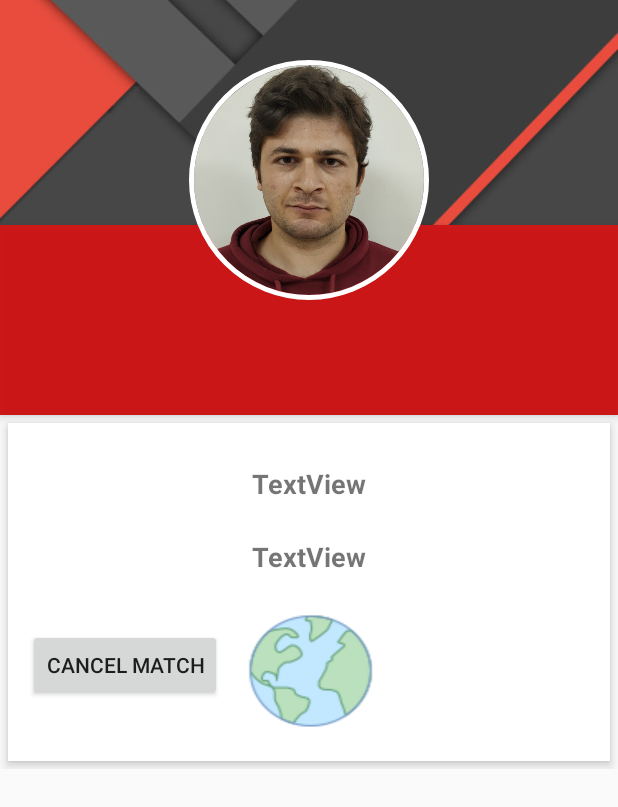
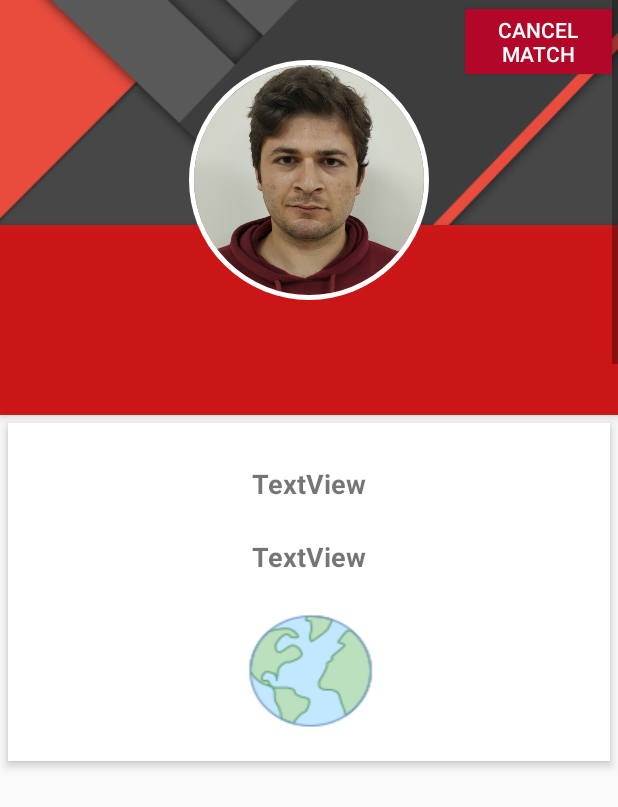
Before and after one commit to aocet/carbudsAnd, an Android app: the layout activity_info_match.xml on its own in the app's theme, with its tools: preview values and no code run, on a phone screen of 412 x 824 dp. Shown: the top 807 px of the screen. Run offline under Robolectric (Android 15) with nearby library versions, the phone set to English and light mode, and no system bars.

Commit message:
buttons fixed for no matches and cancel match

```diff
--- a/app/src/main/java/com/ali/cs491/carbuds/Source/MapDialogFragment.java
+++ b/app/src/main/java/com/ali/cs491/carbuds/Source/MapDialogFragment.java
@@ -117,7 +117,7 @@ public class MapDialogFragment extends DialogFragment
 
         int width = getActivity().getResources().getDisplayMetrics().widthPixels;
         int height = getResources().getDisplayMetrics().heightPixels;
-        int padding = (int) (width * 0.25); // offset from edges of the map 10% of screen
+        int padding = (int) (1500 * 0.25); // offset from edges of the map 10% of screen
 
         CameraUpdate cu = CameraUpdateFactory.newLatLngBounds(bounds, 1050, 1500, padding);
         mMap.moveCamera(cu);
--- a/app/src/main/res/layout/activity_info_match.xml
+++ b/app/src/main/res/layout/activity_info_match.xml
@@ -9,7 +9,7 @@
 
     <RelativeLayout
         android:layout_width="match_parent"
-        android:layout_height="match_parent"
+        android:layout_height="wrap_content"
         android:id="@+id/layout">
 
         <ProgressBar
@@ -47,6 +47,15 @@
             android:src="@drawable/green"
             app:civ_border_color="#FFFFFFFF"
             app:civ_border_width="3dp" />
+
+        <Button style="@style/Widget.AppCompat.Button.Colored"
+            android:id="@+id/cancelMatch"
+            android:layout_width="wrap_content"
+            android:layout_height="wrap_content"
+            android:layout_marginBottom="2744dp"
+            android:text="Cancel Match"
+            android:layout_toRightOf="@+id/profilePicture"
+            tools:layout_editor_absoluteX="231dp" />
 
         <RelativeLayout
             android:id="@+id/profile_layout"
@@ -122,15 +131,6 @@
                 app:layout_constraintStart_toStartOf="parent"
                 app:layout_constraintTop_toBottomOf="@+id/preferencesView" />
 
-            <Button
-                android:id="@+id/cancelMatch"
-                android:layout_width="wrap_content"
-                android:layout_height="wrap_content"
-                android:layout_marginStart="8dp"
-                android:layout_marginBottom="20dp"
-                android:text="Cancel Match"
-                app:layout_constraintBottom_toBottomOf="parent"
-                app:layout_constraintStart_toStartOf="parent" />
         </android.support.constraint.ConstraintLayout>
 
 
--- a/app/src/main/res/layout/activity_matchmaking.xml
+++ b/app/src/main/res/layout/activity_matchmaking.xml
@@ -21,7 +21,8 @@
             android:text="You dont have any match yet."
             android:layout_above="@+id/no_match_button"
             android:layout_centerHorizontal="true"/>
-        <Button
+        <Button style="@style/Widget.AppCompat.Button.Colored"
+            android:background="@drawable/material_rounded_button"
             android:text="RELOAD"
             android:id="@+id/no_match_button"
             android:layout_width="wrap_content"
--- a/app/src/main/res/layout/fragment_match_list.xml
+++ b/app/src/main/res/layout/fragment_match_list.xml
@@ -18,7 +18,8 @@
             android:text="You dont have any match yet."
             android:layout_above="@+id/empty_matchlist_button"
             android:layout_centerHorizontal="true"/>
-        <Button
+        <Button style="@style/Widget.AppCompat.Button.Colored"
+            android:background="@drawable/material_rounded_button"
             android:text="RELOAD"
             android:id="@+id/empty_matchlist_button"
             android:layout_width="wrap_content"
```
Also changed, not shown: app/src/main/res/drawable/material_rounded_button.xml (added, +8 -0 lines).
